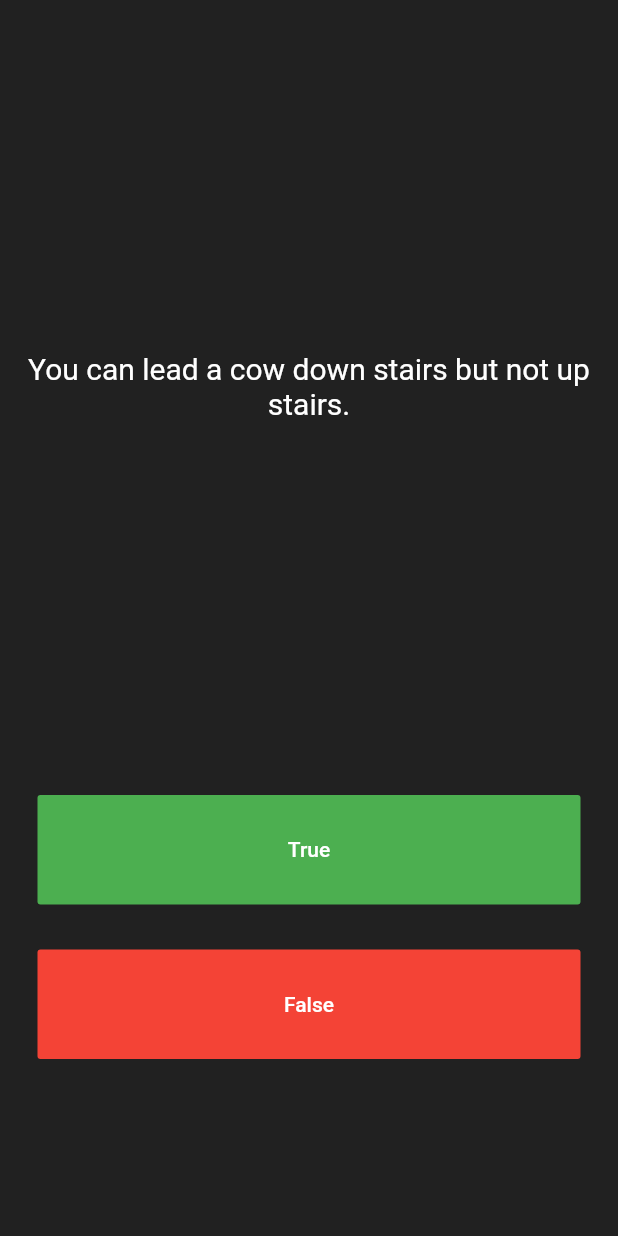
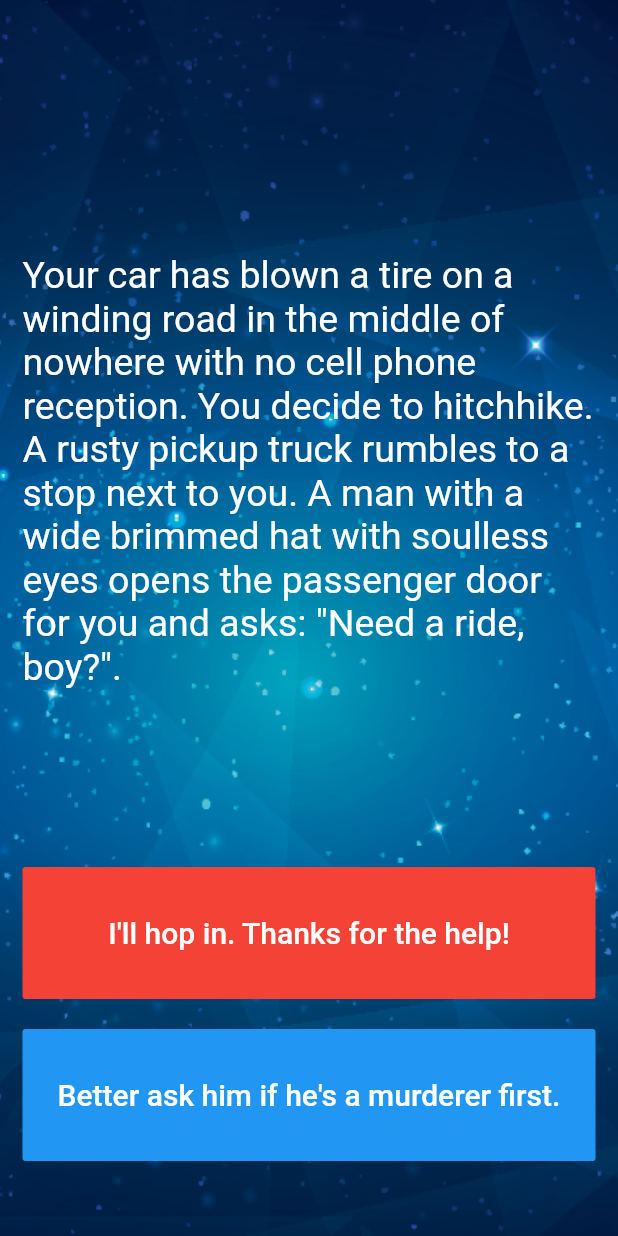
Before and after one commit to kenvifire/flutter_demo, a Flutter app: the screen it shows after launch, on a phone screen of 412 x 824 dp. Run offline on Flutter 3.47's test engine with Material 2 defaults, Android fonts, the light colour scheme and no system bars; our stand-ins replace audioplayers, rflutter_alert.

Commit message:
close #2, finish chapter 11

```diff
--- /dev/null
+++ b/lib/destini.dart
@@ -0,0 +1,97 @@
+import 'package:flutter/material.dart';
+import 'package:fultter_demo/story_brain.dart';
+
+class Destini extends StatelessWidget {
+  @override
+  Widget build(BuildContext context) {
+    return MaterialApp(
+        theme: ThemeData.dark(),
+        home: StoryPage(),
+    );
+  }
+}
+
+class StoryPage extends StatefulWidget {
+  _StoryPageState createState() => _StoryPageState();
+}
+
+class _StoryPageState extends State<StoryPage> {
+  StoryBrain storyBrain = StoryBrain();
+
+  @override
+  Widget build(BuildContext context) {
+    return Scaffold(
+      body: Container(
+        decoration: BoxDecoration(
+          image: DecorationImage(
+            image: AssetImage('image/background.png'),
+            fit: BoxFit.cover,
+          )
+        ),
+
+        padding: EdgeInsets.symmetric(vertical: 50.0, horizontal: 15.0),
+        constraints: BoxConstraints.expand(),
+        child: SafeArea(
+          child: Column(
+            crossAxisAlignment: CrossAxisAlignment.stretch,
+            children: <Widget>[
+              Expanded(
+                flex: 12,
+                child: Center(
+                  child: Text(
+                    storyBrain.getStory(),
+                    style: TextStyle(
+                      fontSize: 25.0,
+                    ),
+                  ),
+                ),
+              ),
+              Expanded(
+                flex: 2,
+                child: FlatButton(
+                  onPressed: () {
+                    //Choice 1 made by user.
+                    setState(() {
+                      storyBrain.nextStory(1);
+                    });
+                  },
+                  color: Colors.red,
+                  child: Text(
+                    storyBrain.getChoice1(),
+                    style: TextStyle(
+                      fontSize: 20.0,
+                    ),
+                  ),
+                ),
+              ),
+              SizedBox(
+                height: 20.0,
+              ),
+              Expanded(
+                flex: 2,
+                child: Visibility(
+                  visible: storyBrain.buttonShouldBeVisible(),
+                  child: FlatButton(
+                    onPressed: () {
+                      //Choice 2 made by user.
+                      setState(() {
+                        storyBrain.nextStory(2);
+                      });
+                    },
+                    color: Colors.blue,
+                    child: Text(
+                      storyBrain.getChoice2(),
+                      style: TextStyle(
+                        fontSize: 20.0,
+                      ),
+                    ),
+                  ),
+                ),
+              ),
+            ],
+          ),
+        ),
+      ),
+    );
+  }
+}
--- a/lib/main.dart
+++ b/lib/main.dart
@@ -1,11 +1,12 @@
 import 'package:flutter/material.dart';
 import 'package:fultter_demo/ball.dart';
+import 'package:fultter_demo/destini.dart';
 import 'package:fultter_demo/dice.dart';
 import 'package:fultter_demo/score.dart';
 import 'package:fultter_demo/xylophone.dart';
 
 void main() {
-  runApp(ScoreBoardApp());
+  runApp(Destini());
 }
 
 
--- /dev/null
+++ b/lib/story.dart
@@ -0,0 +1,12 @@
+class Story {
+  String storyTitle;
+  String choice1;
+  String choice2;
+
+  Story({String storyTitle, String choice1, String choice2}) {
+    this.storyTitle = storyTitle;
+    this.choice1 = choice1;
+    this.choice2 = choice2;
+  }
+
+}
--- /dev/null
+++ b/lib/story_brain.dart
@@ -0,0 +1,76 @@
+import 'package:fultter_demo/story.dart';
+
+class StoryBrain {
+  int _storyNumber = 0;
+  List<Story> _storyData = [
+    Story(
+        storyTitle:
+            'Your car has blown a tire on a winding road in the middle of nowhere with no cell phone reception. You decide to hitchhike. A rusty pickup truck rumbles to a stop next to you. A man with a wide brimmed hat with soulless eyes opens the passenger door for you and asks: "Need a ride, boy?".',
+        choice1: 'I\'ll hop in. Thanks for the help!',
+        choice2: 'Better ask him if he\'s a murderer first.'),
+    Story(
+        storyTitle: 'He nods slowly, unphased by the question.',
+        choice1: 'At least he\'s honest. I\'ll climb in.',
+        choice2: 'Wait, I know how to change a tire.'),
+    Story(
+        storyTitle:
+            'As you begin to drive, the stranger starts talking about his relationship with his mother. He gets angrier and angrier by the minute. He asks you to open the glovebox. Inside you find a bloody knife, two severed fingers, and a cassette tape of Elton John. He reaches for the glove box.',
+        choice1: 'I love Elton John! Hand him the cassette tape.',
+        choice2: 'It\'s him or me! You take the knife and stab him.'),
+    Story(
+        storyTitle:
+            'What? Such a cop out! Did you know traffic accidents are the second leading cause of accidental death for most adult age groups?',
+        choice1: 'Restart',
+        choice2: ''),
+    Story(
+        storyTitle:
+            'As you smash through the guardrail and careen towards the jagged rocks below you reflect on the dubious wisdom of stabbing someone while they are driving a car you are in.',
+        choice1: 'Restart',
+        choice2: ''),
+    Story(
+        storyTitle:
+            'You bond with the murderer while crooning verses of "Can you feel the love tonight". He drops you off at the next town. Before you go he asks you if you know any good places to dump bodies. You reply: "Try the pier".',
+        choice1: 'Restart',
+        choice2: '')
+  ];
+
+  String getStory() {
+    return _storyData[_storyNumber].storyTitle;
+  }
+
+  String getChoice1() {
+    return _storyData[_storyNumber].choice1;
+  }
+
+  String getChoice2() {
+    return _storyData[_storyNumber].choice2;
+  }
+
+  void nextStory(int choice) {
+    if(_storyNumber == 0) {
+      if(choice == 1) _storyNumber = 2;
+      else if(choice == 2) _storyNumber = 1;
+    } else if(_storyNumber == 1) {
+      if(choice == 1) {
+        _storyNumber = 2;
+      } else {
+        _storyNumber = 3;
+      }
+    } else if(_storyNumber == 2) {
+      if(choice == 1) _storyNumber = 5;
+      else _storyNumber = 4;
+    } else {
+      restart();
+    }
+
+  }
+
+  void restart() {
+    _storyNumber = 0;
+  }
+
+  bool buttonShouldBeVisible() {
+    return _storyNumber >= 0 && _storyNumber <= 2;
+  }
+
+}
```
Also changed, not shown: image/background.png (added).
